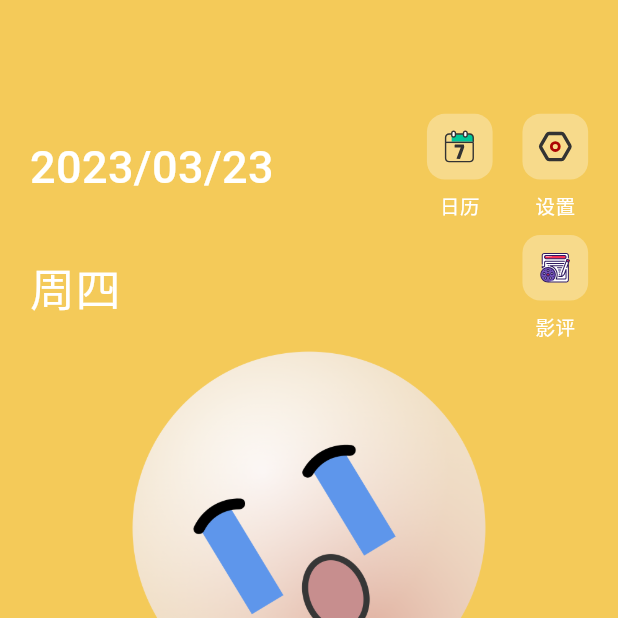
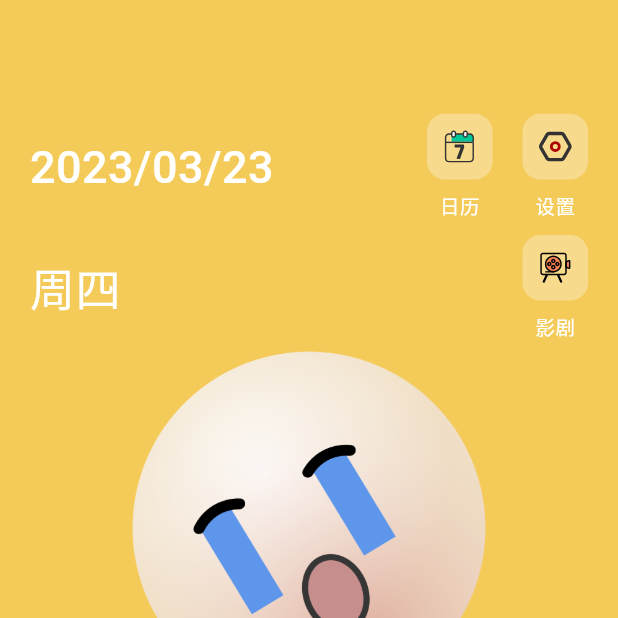
Before and after one commit to Part-Time-Job-Ircson/flutter_mood, a Flutter app: the screen it shows after launch, on a phone screen of 412 x 824 dp, the top half of it. Run offline on Flutter 3.47's test engine with Material 2 defaults, Android fonts, the phone set to English and light mode, and no system bars; our stand-ins replace flutter_easyloading, flutter_screenutil, flutter_svg, get, package_info_plus, shared_preferences and 1 more.

Commit message:
Fix - 优化

```diff
--- a/lib/home/home_view.dart
+++ b/lib/home/home_view.dart
@@ -126,7 +126,7 @@ class _HomePageState extends State<HomePage> {
                           fontWeight: FontWeight.w500,
                         ),
                       ),
-                      _buildButton('影评', () => CommonRoute.open(const FilmReviewPage())),
+                      _buildButton('影剧', () => CommonRoute.open(const FilmReviewPage())),
                     ],
                   ),
                 ],
```
Also changed, not shown: assets/svg/影剧.svg (added), assets/svg/影评.svg (deleted), 2 other files.
